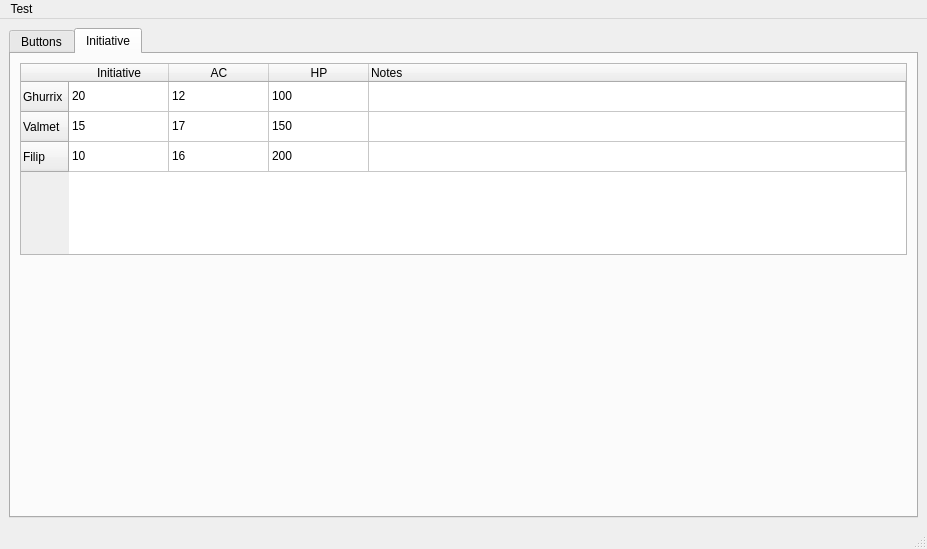
TheRedshift/DMShield, file ui/test3.ui: the form before one commit.
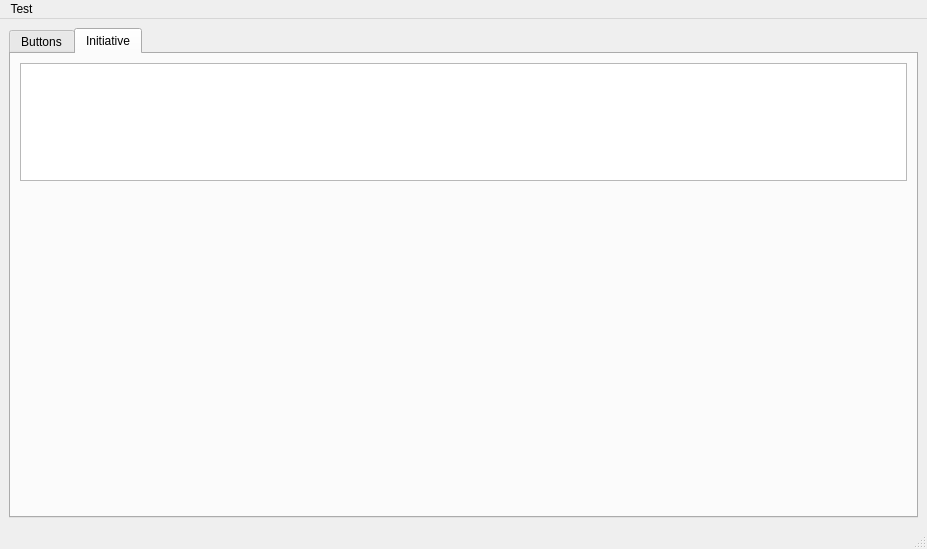
The form after the commit.

Patch:
```diff
--- a/ui/test3.ui
+++ b/ui/test3.ui
@@ -67,136 +67,7 @@
        </attribute>
        <layout class="QVBoxLayout" name="verticalLayout_3">
         <item>
-         <widget class="QTableWidget" name="tableWidget">
-          <property name="sizePolicy">
-           <sizepolicy hsizetype="Ignored" vsizetype="Preferred">
-            <horstretch>1</horstretch>
-            <verstretch>0</verstretch>
-           </sizepolicy>
-          </property>
-          <property name="minimumSize">
-           <size>
-            <width>758</width>
-            <height>192</height>
-           </size>
-          </property>
-          <property name="autoFillBackground">
-           <bool>false</bool>
-          </property>
-          <property name="frameShape">
-           <enum>QFrame::StyledPanel</enum>
-          </property>
-          <property name="frameShadow">
-           <enum>QFrame::Sunken</enum>
-          </property>
-          <property name="lineWidth">
-           <number>0</number>
-          </property>
-          <property name="showGrid">
-           <bool>true</bool>
-          </property>
-          <property name="sortingEnabled">
-           <bool>true</bool>
-          </property>
-          <property name="wordWrap">
-           <bool>true</bool>
-          </property>
-          <attribute name="horizontalHeaderCascadingSectionResizes">
-           <bool>false</bool>
-          </attribute>
-          <attribute name="horizontalHeaderStretchLastSection">
-           <bool>true</bool>
-          </attribute>
-          <attribute name="verticalHeaderShowSortIndicator" stdset="0">
-           <bool>false</bool>
-          </attribute>
-          <attribute name="verticalHeaderStretchLastSection">
-           <bool>false</bool>
-          </attribute>
-          <row>
-           <property name="text">
-            <string>Ghurrix</string>
-           </property>
-          </row>
-          <row>
-           <property name="text">
-            <string>Valmet</string>
-           </property>
-          </row>
-          <row>
-           <property name="text">
-            <string>Filip</string>
-           </property>
-          </row>
-          <column>
-           <property name="text">
-            <string>Initiative</string>
-           </property>
-          </column>
-          <column>
-           <property name="text">
-            <string>AC</string>
-           </property>
-          </column>
-          <column>
-           <property name="text">
-            <string>HP</string>
-           </property>
-          </column>
-          <column>
-           <property name="text">
-            <string>Notes</string>
-           </property>
-           <property name="textAlignment">
-            <set>AlignLeading|AlignVCenter</set>
-           </property>
-          </column>
-          <item row="0" column="0">
-           <property name="text">
-            <string>20</string>
-           </property>
-          </item>
-          <item row="0" column="1">
-           <property name="text">
-            <string>12</string>
-           </property>
-          </item>
-          <item row="0" column="2">
-           <property name="text">
-            <string>100</string>
-           </property>
-          </item>
-          <item row="1" column="0">
-           <property name="text">
-            <string>15</string>
-           </property>
-          </item>
-          <item row="1" column="1">
-           <property name="text">
-            <string>17</string>
-           </property>
-          </item>
-          <item row="1" column="2">
-           <property name="text">
-            <string>150</string>
-           </property>
-          </item>
-          <item row="2" column="0">
-           <property name="text">
-            <string>10</string>
-           </property>
-          </item>
-          <item row="2" column="1">
-           <property name="text">
-            <string>16</string>
-           </property>
-          </item>
-          <item row="2" column="2">
-           <property name="text">
-            <string>200</string>
-           </property>
-          </item>
-         </widget>
+         <widget class="QTableView" name="tableView"/>
         </item>
         <item>
          <spacer name="verticalSpacer">
```
